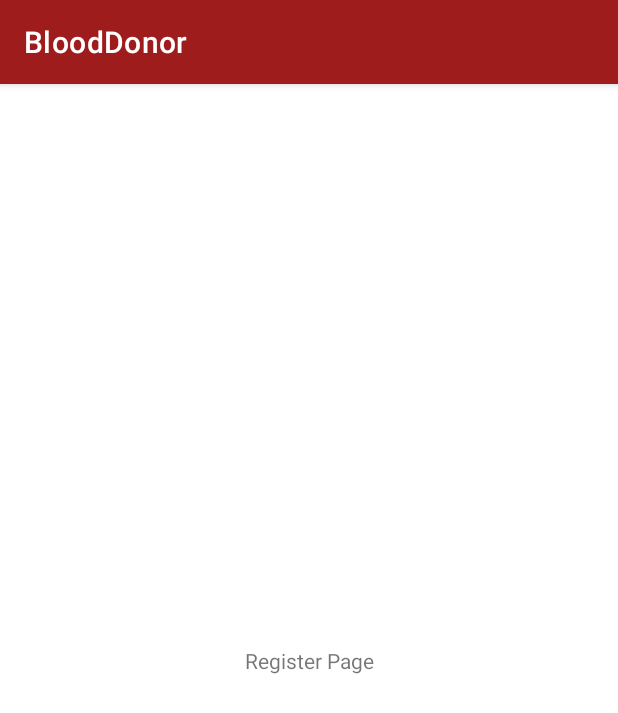
After one commit to ErdiTurkay/blood-donor, an Android app: the RegisterActivity screen opened directly, with no data from a screen before it, on a phone screen of 412 x 824 dp. The commit adds this screen. Shown: the top 713 px of the screen. Run offline under Robolectric (Android 15) with nearby library versions, the phone set to English and light mode, and no system bars.

Commit message:
Register sayfasına yönlendirme yapıldı.

```diff
--- a/app/src/main/java/com/example/blooddonor/feature/MainViewModel.kt
+++ b/app/src/main/java/com/example/blooddonor/feature/auth/LoginViewModel.kt
@@ -1,4 +1,4 @@
-package com.example.blooddonor.feature
+package com.example.blooddonor.feature.auth
 
 import androidx.lifecycle.MutableLiveData
 import androidx.lifecycle.ViewModel
@@ -13,7 +13,7 @@ import java.net.HttpURLConnection
 import javax.inject.Inject
 
 @HiltViewModel
-class MainViewModel @Inject constructor(
+class LoginViewModel @Inject constructor(
     var userRepository: UserRepository
 ): ViewModel() {
     val loginResult: MutableLiveData<BaseResponse<LoginResponse>> = MutableLiveData()
--- a/app/src/main/java/com/example/blooddonor/feature/LogoutActivity.kt
+++ b/app/src/main/java/com/example/blooddonor/feature/auth/LogoutActivity.kt
@@ -1,4 +1,4 @@
-package com.example.blooddonor.feature
+package com.example.blooddonor.feature.auth
 
 import android.content.Intent
 import androidx.appcompat.app.AppCompatActivity
@@ -21,7 +21,7 @@ class LogoutActivity : AppCompatActivity() {
 
         binding.btnLogout.setOnClickListener {
             SessionManager.clearData(this)
-            val intent = Intent(this, MainActivity::class.java)
+            val intent = Intent(this, LoginActivity::class.java)
             intent.addFlags(Intent.FLAG_ACTIVITY_CLEAR_TOP or Intent.FLAG_ACTIVITY_NEW_TASK)
             intent.addFlags(Intent.FLAG_ACTIVITY_NO_HISTORY)
             startActivity(intent)
--- /dev/null
+++ b/app/src/main/java/com/example/blooddonor/feature/auth/RegisterActivity.kt
@@ -0,0 +1,15 @@
+package com.example.blooddonor.feature.auth
+
+import androidx.appcompat.app.AppCompatActivity
+import android.os.Bundle
+import com.example.blooddonor.databinding.ActivityRegisterBinding
+
+class RegisterActivity : AppCompatActivity() {
+    private lateinit var binding: ActivityRegisterBinding
+
+    override fun onCreate(savedInstanceState: Bundle?) {
+        super.onCreate(savedInstanceState)
+        binding = ActivityRegisterBinding.inflate(layoutInflater)
+        setContentView(binding.root)
+    }
+}
--- a/app/src/main/res/layout/activity_logout.xml
+++ b/app/src/main/res/layout/activity_logout.xml
@@ -4,7 +4,7 @@
     xmlns:tools="http://schemas.android.com/tools"
     android:layout_width="match_parent"
     android:layout_height="match_parent"
-    tools:context=".feature.LogoutActivity"
+    tools:context=".feature.auth.LogoutActivity"
     android:paddingHorizontal="20dp"
     >
 
--- /dev/null
+++ b/app/src/main/res/layout/activity_register.xml
@@ -0,0 +1,18 @@
+<?xml version="1.0" encoding="utf-8"?>
+<androidx.constraintlayout.widget.ConstraintLayout xmlns:android="http://schemas.android.com/apk/res/android"
+    xmlns:app="http://schemas.android.com/apk/res-auto"
+    xmlns:tools="http://schemas.android.com/tools"
+    android:layout_width="match_parent"
+    android:layout_height="match_parent"
+    tools:context=".feature.auth.RegisterActivity">
+
+    <TextView
+        android:layout_width="wrap_content"
+        android:layout_height="wrap_content"
+        android:text="Register Page"
+        app:layout_constraintTop_toTopOf="parent"
+        app:layout_constraintBottom_toBottomOf="parent"
+        app:layout_constraintStart_toStartOf="parent"
+        app:layout_constraintEnd_toEndOf="parent" />
+
+</androidx.constraintlayout.widget.ConstraintLayout>
```
Also changed, not shown: app/src/main/AndroidManifest.xml (+5 -2 lines), app/src/main/java/com/example/blooddonor/feature/auth/LoginActivity.kt (renamed from app/src/main/java/com/example/blooddonor/feature/MainActivity.kt, +20 -8 lines), app/src/main/res/layout/activity_login.xml (renamed from app/src/main/res/layout/activity_main.xml, +23 -1 lines).
